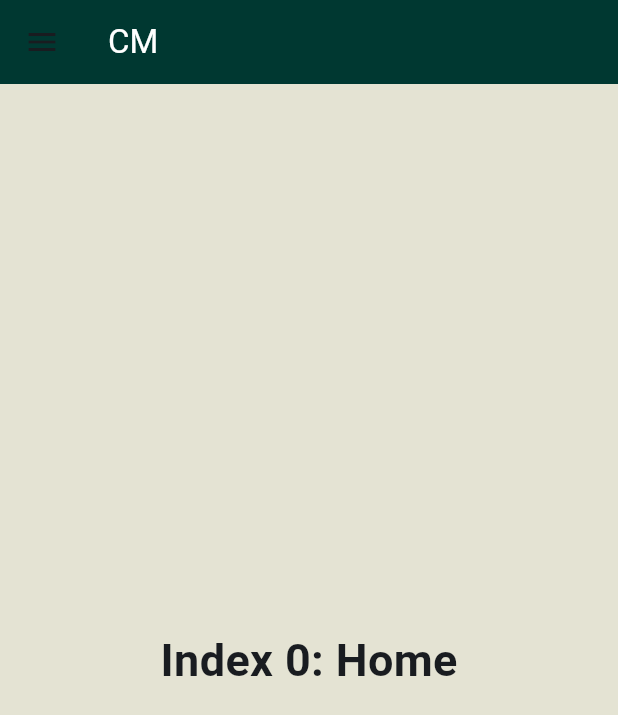
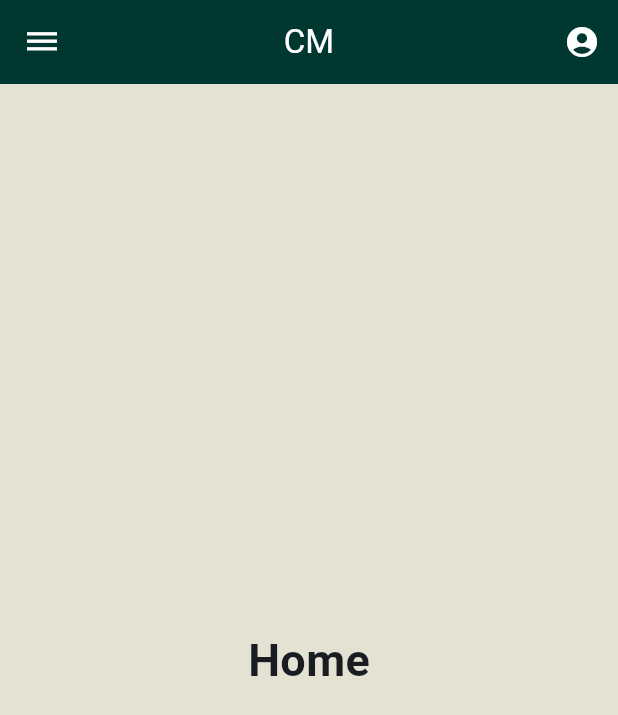
Before and after one commit to ccce-calpoly/CM_App, a Flutter app: the screen it shows after launch, on a phone screen of 412 x 824 dp. Shown: the top 715 px of the screen. Run offline on Flutter 3.47's test engine with Material 3 defaults, Android fonts, the phone set to English and light mode, and no system bars.

Commit message:
start frontend

```diff
--- a/lib/main.dart
+++ b/lib/main.dart
@@ -38,27 +38,33 @@ class _MyHomePageState extends State<MyHomePage> {
       TextStyle(fontSize: 30, fontWeight: FontWeight.bold);
   static final List<Widget> _widgetOptions = <Widget>[
     const Text(
-      'Index 0: Home',
+      //Index 0
+      'Home',
       style: optionStyle,
     ),
     const Text(
-      'Index 1: Events',
+      //Index 1
+      'Events',
       style: optionStyle,
     ),
     const Text(
-      'Index 2: Club Info',
+      //Index 2
+      'Club Info',
       style: optionStyle,
     ),
     const Text(
-      'Index 3: Academics',
+      //Index 3
+      'Academics',
       style: optionStyle,
     ),
     const Text(
-      'Index 4: Resources',
+      //Index 4
+      'Resources',
       style: optionStyle,
     ),
     const Text(
-      'Index 5: Profile/Settings',
+      //Index 5
+      'Profile/Settings',
       style: optionStyle,
     )
   ];
@@ -73,11 +79,29 @@ class _MyHomePageState extends State<MyHomePage> {
   Widget build(BuildContext context) {
     return Scaffold(
       appBar: AppBar(
+        leading: Builder(
+            builder: (context) => IconButton(
+                icon: const Icon(Icons.dehaze),
+                onPressed: () => Scaffold.of(context).openDrawer())),
         backgroundColor: calPolyGreen,
+        centerTitle: true,
+        iconTheme: const IconThemeData(color: Colors.white),
         title: Text(
           widget.title,
           style: const TextStyle(color: Colors.white),
         ),
+        actions: <Widget>[
+          IconButton(
+              icon: const Icon(Icons.account_circle_rounded),
+              tooltip: 'Open Profile',
+              onPressed: () {
+                _onItemTapped(5);
+                // Navigator.push(
+                //     context,
+                //     MaterialPageRoute(
+                //         builder: (context) => const ProfileScreen()));
+              })
+        ],
       ),
       body: Center(
         child: _widgetOptions[_selectedIndex],
@@ -139,17 +163,87 @@ class _MyHomePageState extends State<MyHomePage> {
                   _onItemTapped(4);
                   Navigator.pop(context);
                 }),
-            ListTile(
-                title: const Text('Profile/Settings',
-                    style: TextStyle(color: Color(0xFFFFFFFF))),
-                selected: _selectedIndex == 5,
-                onTap: () {
-                  _onItemTapped(5);
-                  Navigator.pop(context);
-                }),
           ],
         ),
       ),
     );
   }
 }
+// class CMApp extends StatelessWidget {
+//   const CMApp({super.key});
+//   final String title = 'CM';
+//   static const calPolyGreen = Color(0xFF003831);
+//   static const appBackgroundColor = Color(0xFFE4E3D3);
+
+//   @override
+//   Widget build(BuildContext context) {
+//     return Scaffold(
+//       drawer: Drawer(
+//           child: ListView(children: <Widget>[
+//         ListTile(
+//           title: const Text('Home'),
+//           onTap: () {
+//             Navigator.pushReplacement(context,
+//                 MaterialPageRoute(builder: (context) => const HomeScreen()));
+//           },
+//         ),
+//         ListTile(
+//           title: const Text('Events'),
+//           onTap: () {
+//             Navigator.pushReplacement(context,
+//                 MaterialPageRoute(builder: (context) => const HomeScreen()));
+//           },
+//         ),
+//         ListTile(
+//           title: const Text('Club Info'),
+//           onTap: () {
+//             Navigator.pushReplacement(context,
+//                 MaterialPageRoute(builder: (context) => const HomeScreen()));
+//           },
+//         ),
+//         ListTile(
+//           title: const Text('Academics'),
+//           onTap: () {
+//             Navigator.pushReplacement(context,
+//                 MaterialPageRoute(builder: (context) => const HomeScreen()));
+//           },
+//         ),
+//         ListTile(
+//           title: const Text('Resources'),
+//           onTap: () {
+//             Navigator.pushReplacement(context,
+//                 MaterialPageRoute(builder: (context) => const HomeScreen()));
+//           },
+//         )
+//       ])),
+//       appBar: AppBar(
+//         leading: Builder(
+//           builder: (context) => IconButton(
+//               onPressed: () => Scaffold.of(context).openDrawer(),
+//               icon: const Icon(Icons.dehaze)),
+//         ),
+//         backgroundColor: calPolyGreen,
+//         centerTitle: true,
+//         iconTheme: const IconThemeData(color: Colors.white),
+//         title: Text(
+//           title,
+//           style: const TextStyle(
+//             color: Colors.white,
+//           ),
+//         ),
+//         actions: <Widget>[
+//           IconButton(
+//             icon: const Icon(Icons.account_circle_rounded),
+//             tooltip: 'Open Profile',
+//             onPressed: () {
+//               Navigator.pushReplacement(
+//                   context,
+//                   MaterialPageRoute(
+//                       builder: (context) => const ProfileScreen()));
+//             },
+//           ),
+//         ],
+//       ),
+//     );
+//   }
+// }
```
